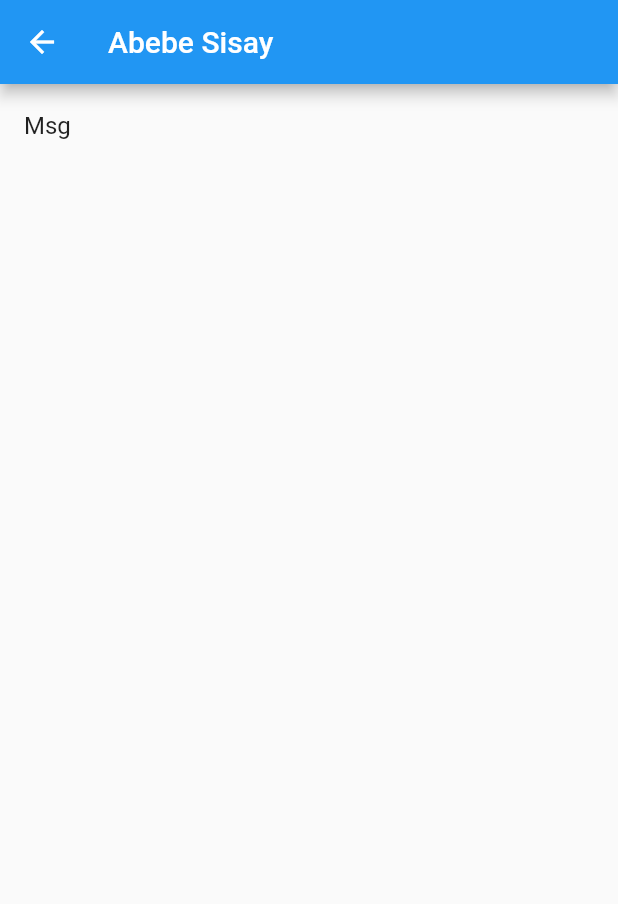
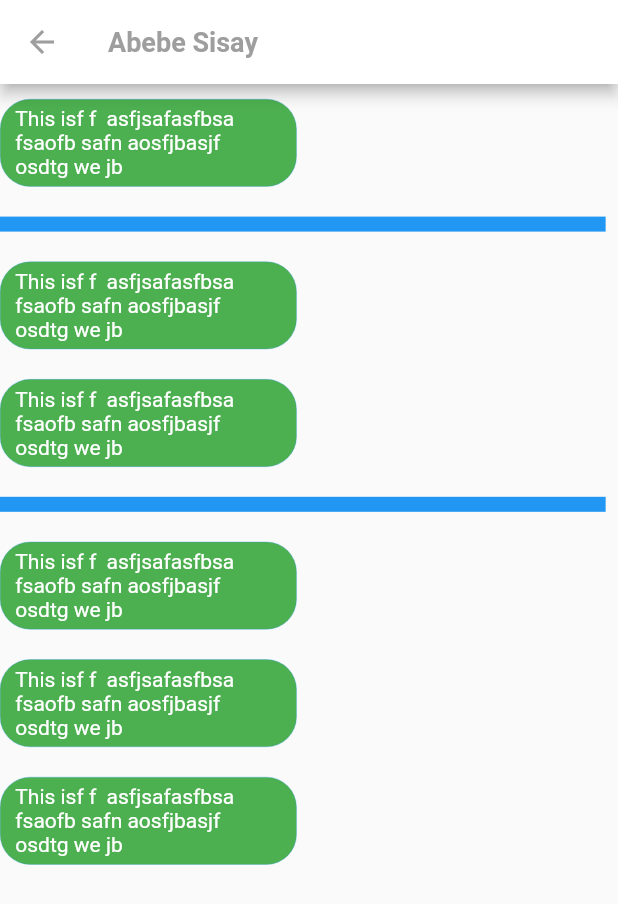
Before and after one commit to robel-milashu/RealChat, a Flutter app: the Chat screen opened directly, on a phone screen of 412 x 824 dp. Shown: the top 904 px of the screen. Run offline on Flutter 3.47's test engine with Material 2 defaults, Android fonts, the phone set to English and light mode, and no system bars; our stand-ins replace sizer; network calls fail.

Commit message:
bug fix on chatting page

```diff
--- a/lib/screens/Char.dart
+++ b/lib/screens/Char.dart
@@ -1,5 +1,6 @@
 import 'package:flutter/material.dart';
 import 'package:flutter/widgets.dart';
+import 'package:sizer/sizer.dart';
 
 class Chat extends StatefulWidget {
   @override
@@ -7,21 +8,74 @@ class Chat extends StatefulWidget {
 }
 
 class _ChatState extends State<Chat> {
+  Size screen;
   @override
   Widget build(BuildContext context) {
+    screen = MediaQuery.of(context).size;
     return Scaffold(
       appBar: AppBar(
+        backgroundColor: Colors.white,
+        textTheme: TextTheme(
+            title: TextStyle(
+                color: Colors.grey, fontSize: 18, fontWeight: FontWeight.bold)),
+        iconTheme: IconThemeData(color: Colors.grey),
         title: Text("Abebe Sisay"),
       ),
-      body: Container(
-        child: ListView(
-          children: [
-            ListTile(
-              title: Text("Msg"),
-            )
-          ],
+      body: SingleChildScrollView(
+        child: Container(
+          width: screen.width * .98,
+          child: Positioned(
+            width: 48,
+            child: Column(
+              crossAxisAlignment: CrossAxisAlignment.start,
+              children: [
+                receivedMsg(),
+                sentMsg(),
+                receivedMsg(),
+                receivedMsg(),
+                sentMsg(),
+                receivedMsg(),
+                receivedMsg(),
+                receivedMsg(),
+              ],
+            ),
+          ),
         ),
       ),
     );
   }
+
+  Widget receivedMsg() {
+    return Container(
+      decoration: new BoxDecoration(
+        color: Colors.green,
+        borderRadius: new BorderRadius.all(new Radius.circular(20.0)),
+        border: new Border.all(
+          color: Colors.blue,
+          width: .2,
+        ),
+      ),
+      //  color: Colors.green,
+      margin: const EdgeInsets.symmetric(vertical: 10),
+      width: screen.width * .48,
+      padding: const EdgeInsets.symmetric(vertical: 5, horizontal: 10),
+      child: Text(
+        'This isf f  asfjsafasfbsa fsaofb safn aosfjbasjf    osdtg we jb',
+        style: TextStyle(color: Colors.white),
+      ),
+    );
+  }
+
+  Widget sentMsg() {
+    var x = screen.width * 0.5;
+    return Container(
+      color: Colors.blue,
+      width: screen.width * .98,
+      margin: const EdgeInsets.symmetric(vertical: 10),
+      padding: EdgeInsets.symmetric(vertical: 5, horizontal: x),
+      child: FittedBox(
+          fit: BoxFit.contain,
+          child: Text('saklnfasf sd nsdbgwd gwsgtbwelrt ewqtj')),
+    );
+  }
 }
--- a/lib/screens/Home.dart
+++ b/lib/screens/Home.dart
@@ -112,7 +112,7 @@ class _MyHomePageState extends State<MyHomePage> {
                                   Container(
                                     width: screen.width * 0.6,
                                     height: 80,
-                                    color: Colors.yellow,
+                                    //   color: Colors.yellow,
                                     margin: const EdgeInsets.only(left: 10),
                                     child: TextField(
                                       controller: _controller,
@@ -164,6 +164,7 @@ class _MyHomePageState extends State<MyHomePage> {
   void _sendMessage() {
     if (_controller.text.isNotEmpty) {
       _channel.sink.add(_controller.text);
+      _controller.text = '';
     }
   }
 
--- a/lib/screens/Online.dart
+++ b/lib/screens/Online.dart
@@ -1,5 +1,7 @@
 import 'package:flutter/cupertino.dart';
 import 'package:flutter/material.dart';
+
+import 'Char.dart';
 
 class Online extends StatefulWidget {
   @override
@@ -18,7 +20,7 @@ class _OnlineState extends State<Online> {
         child: ListView(
           children: [
             Container(
-              padding: const EdgeInsets.symmetric(horizontal: 3, vertical: 15),
+              padding: const EdgeInsets.symmetric(horizontal: 13, vertical: 15),
               child: Text(
                 'Contacts',
                 style: TextStyle(fontSize: 18, color: Colors.grey),
@@ -50,7 +52,10 @@ class _OnlineState extends State<Online> {
         ),
       ),
       child: ListTile(
-          onTap: () {},
+          onTap: () {
+            Navigator.push(
+                context, MaterialPageRoute(builder: (context) => Chat()));
+          },
           leading: Container(
             decoration: new BoxDecoration(
               borderRadius: new BorderRadius.all(new Radius.circular(50.0)),
--- a/pubspec.yaml
+++ b/pubspec.yaml
@@ -11,6 +11,7 @@ dependencies:
 
   cupertino_icons: ^1.0.2
   web_socket_channel: ^2.1.0
+  sizer: ^2.0.13
 
 dev_dependencies:
   flutter_test:
```
Also changed, not shown: pubspec.lock.
